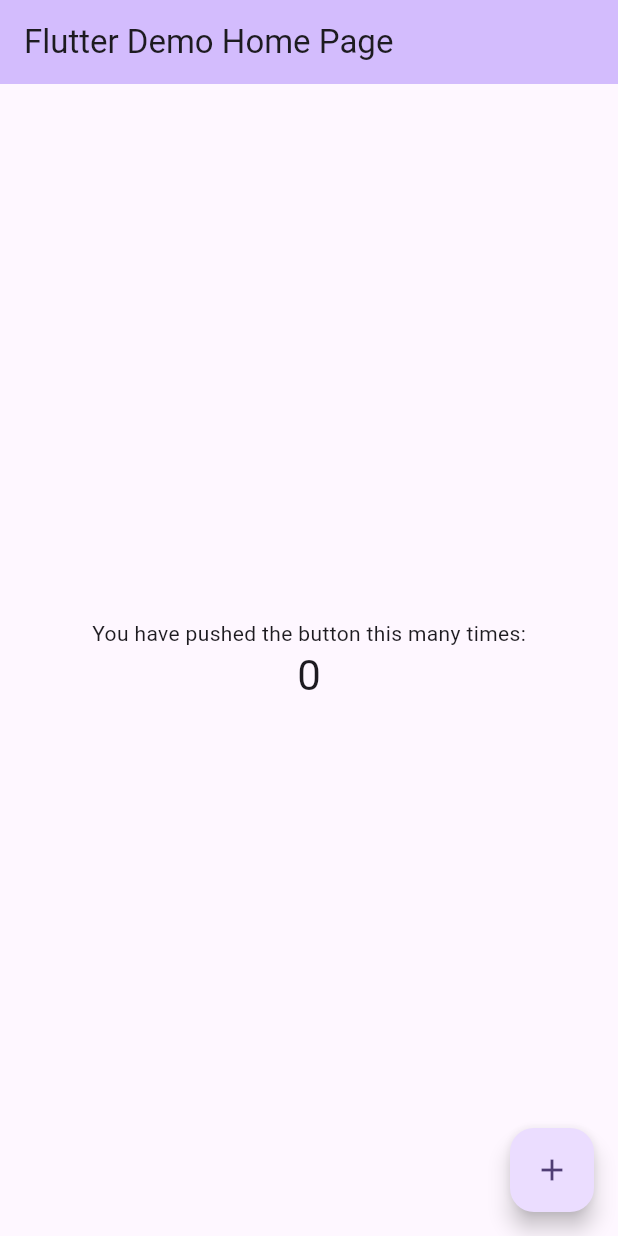
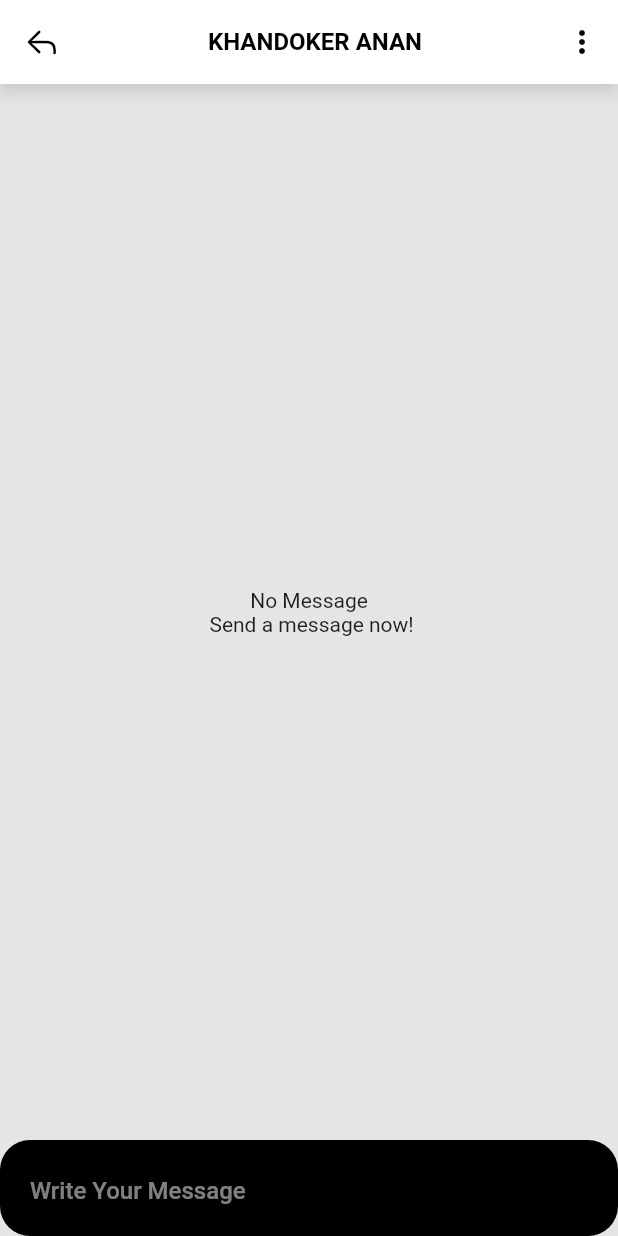
Before and after one commit to anwholesquare/flutterchat, a Flutter app: the screen it shows after launch, on a phone screen of 412 x 824 dp. Run offline on Flutter 3.47's test engine with Material 2 defaults, Android fonts, the phone set to English and light mode, and no system bars; our stand-ins replace flutter_chat_types, flutter_chat_ui.

Commit message:
Inital Chatting UI

```diff
--- a/lib/main.dart
+++ b/lib/main.dart
@@ -1,4 +1,17 @@
+import 'dart:convert';
+import 'dart:math';
+
+import 'package:flutter/cupertino.dart';
 import 'package:flutter/material.dart';
+import 'package:flutter_chat_types/flutter_chat_types.dart' as types;
+import 'package:flutter_chat_ui/flutter_chat_ui.dart';
+
+// For the testing purposes, you should probably use https://pub.dev/packages/uuid.
+String randomString() {
+  final random = Random.secure();
+  final values = List<int>.generate(16, (i) => random.nextInt(255));
+  return base64UrlEncode(values);
+}
 
 void main() {
   runApp(const MyApp());
@@ -7,119 +20,109 @@ void main() {
 class MyApp extends StatelessWidget {
   const MyApp({super.key});
 
-  // This widget is the root of your application.
   @override
-  Widget build(BuildContext context) {
-    return MaterialApp(
-      title: 'Flutter Demo',
-      theme: ThemeData(
-        // This is the theme of your application.
-        //
-        // TRY THIS: Try running your application with "flutter run". You'll see
-        // the application has a blue toolbar. Then, without quitting the app,
-        // try changing the seedColor in the colorScheme below to Colors.green
-        // and then invoke "hot reload" (save your changes or press the "hot
-        // reload" button in a Flutter-supported IDE, or press "r" if you used
-        // the command line to start the app).
-        //
-        // Notice that the counter didn't reset back to zero; the application
-        // state is not lost during the reload. To reset the state, use hot
-        // restart instead.
-        //
-        // This works for code too, not just values: Most code changes can be
-        // tested with just a hot reload.
-        colorScheme: ColorScheme.fromSeed(seedColor: Colors.deepPurple),
-        useMaterial3: true,
-      ),
-      home: const MyHomePage(title: 'Flutter Demo Home Page'),
-    );
-  }
+  Widget build(BuildContext context) =>
+      MaterialApp(
+        home: const MyHomePage(),
+        debugShowCheckedModeBanner: false,
+        theme: ThemeData (
+          primarySwatch: Colors.blue,
+        ),
+  );
 }
 
 class MyHomePage extends StatefulWidget {
-  const MyHomePage({super.key, required this.title});
-
-  // This widget is the home page of your application. It is stateful, meaning
-  // that it has a State object (defined below) that contains fields that affect
-  // how it looks.
-
-  // This class is the configuration for the state. It holds the values (in this
-  // case the title) provided by the parent (in this case the App widget) and
-  // used by the build method of the State. Fields in a Widget subclass are
-  // always marked "final".
-
-  final String title;
+  const MyHomePage({super.key});
 
   @override
   State<MyHomePage> createState() => _MyHomePageState();
 }
 
 class _MyHomePageState extends State<MyHomePage> {
-  int _counter = 0;
+  final List<types.Message> _messages = [];
+  final _user = const types.User(id: '82091008-a484-4a89-ae75-a22bf8d6f3ac');
+  final _user1 = const types.User( firstName: "Khandoker", lastName: "Anan",id: '82091008-a484-4a89-ae75-a22bf8d6f3af', imageUrl: "https://media.licdn.com/dms/image/C4D03AQEw_wsDq963ng/profile-displayphoto-shrink_800_800/0/1663692245119?e=2147483647&v=beta&t=AWgt0znny1vHUvJrQaztDu-n2VaFYZIKOONem2Mlk8k" );
+  int id = 1;
 
-  void _incrementCounter() {
+
+  void handleClick(int item) {
+    switch (item) {
+      case 0:
+        break;
+      case 1:
+        break;
+    }
+  }
+  @override
+  Widget build(BuildContext context) => Scaffold(
+        appBar: AppBar(
+          iconTheme: const IconThemeData(color: Colors.black,),
+          title: const Center(child:Text("KHANDOKER ANAN")),
+          backgroundColor: Colors.white,
+          shadowColor: Colors.white,
+          titleTextStyle: const TextStyle(color: Colors.black, fontSize: 16, fontWeight: FontWeight.bold),
+          leading: IconButton(
+            onPressed: () {},
+            icon: const Icon(CupertinoIcons.arrow_turn_up_left, color: Colors.black,),
+          ),
+          actions: [
+            PopupMenuButton<int>(
+
+              onSelected: (item) => handleClick(item),
+              itemBuilder: (context) => [
+                const PopupMenuItem<int>(value: 0, child: Text('Show Profile')),
+                const PopupMenuItem<int>(value: 1, child: Text('Mute')),
+              ],
+            ),
+          ],
+        ),
+        body: Chat(
+          showUserAvatars: true,
+          inputOptions: const InputOptions(
+              sendButtonVisibilityMode: SendButtonVisibilityMode.always,
+              autocorrect: false,
+          ),
+          showUserNames: true,
+
+          emptyState: const Center(child:Text("No Message\n Send a message now!", textAlign: TextAlign.center,)),
+          theme: const DefaultChatTheme(
+            backgroundColor:  Color.fromARGB(255, 229, 229, 229),
+            inputBackgroundColor: Colors.black,
+            inputBorderRadius: BorderRadius.all(Radius.circular(20)),
+            //inputMargin: EdgeInsets.all(20),
+            inputPadding: EdgeInsets.all(20),
+
+
+            primaryColor: Colors.black,
+            userNameTextStyle: TextStyle(color: Colors.black, fontWeight: FontWeight.bold),
+            secondaryColor: Colors.white,
+            userAvatarNameColors: [Colors.black],
+
+          ),
+          messages: _messages,
+          onSendPressed: _handleSendPressed,
+          user: _user,
+          l10n: const ChatL10nEn(
+            inputPlaceholder: 'Write Your Message',
+          ),
+        ),
+      );
+
+  void _addMessage(types.Message message) {
     setState(() {
-      // This call to setState tells the Flutter framework that something has
-      // changed in this State, which causes it to rerun the build method below
-      // so that the display can reflect the updated values. If we changed
-      // _counter without calling setState(), then the build method would not be
-      // called again, and so nothing would appear to happen.
-      _counter++;
+      _messages.insert(0, message);
     });
   }
 
-  @override
-  Widget build(BuildContext context) {
-    // This method is rerun every time setState is called, for instance as done
-    // by the _incrementCounter method above.
-    //
-    // The Flutter framework has been optimized to make rerunning build methods
-    // fast, so that you can just rebuild anything that needs updating rather
-    // than having to individually change instances of widgets.
-    return Scaffold(
-      appBar: AppBar(
-        // TRY THIS: Try changing the color here to a specific color (to
-        // Colors.amber, perhaps?) and trigger a hot reload to see the AppBar
-        // change color while the other colors stay the same.
-        backgroundColor: Theme.of(context).colorScheme.inversePrimary,
-        // Here we take the value from the MyHomePage object that was created by
-        // the App.build method, and use it to set our appbar title.
-        title: Text(widget.title),
-      ),
-      body: Center(
-        // Center is a layout widget. It takes a single child and positions it
-        // in the middle of the parent.
-        child: Column(
-          // Column is also a layout widget. It takes a list of children and
-          // arranges them vertically. By default, it sizes itself to fit its
-          // children horizontally, and tries to be as tall as its parent.
-          //
-          // Column has various properties to control how it sizes itself and
-          // how it positions its children. Here we use mainAxisAlignment to
-          // center the children vertically; the main axis here is the vertical
-          // axis because Columns are vertical (the cross axis would be
-          // horizontal).
-          //
-          // TRY THIS: Invoke "debug painting" (choose the "Toggle Debug Paint"
-          // action in the IDE, or press "p" in the console), to see the
-          // wireframe for each widget.
-          mainAxisAlignment: MainAxisAlignment.center,
-          children: <Widget>[
-            const Text(
-              'You have pushed the button this many times:',
-            ),
-            Text(
-              '$_counter',
-              style: Theme.of(context).textTheme.headlineMedium,
-            ),
-          ],
-        ),
-      ),
-      floatingActionButton: FloatingActionButton(
-        onPressed: _incrementCounter,
-        tooltip: 'Increment',
-        child: const Icon(Icons.add),
-      ), // This trailing comma makes auto-formatting nicer for build methods.
+  void _handleSendPressed(types.PartialText message) {
+    final textMessage = types.TextMessage(
+      author: (id % 2 == 0) ? _user : _user1,
+      createdAt: DateTime.now().millisecondsSinceEpoch,
+      id: randomString(),
+      text: message.text,
     );
+
+    _addMessage(textMessage);
+    id++;
   }
 }
--- a/pubspec.yaml
+++ b/pubspec.yaml
@@ -34,7 +34,8 @@ dependencies:
 
   # The following adds the Cupertino Icons font to your application.
   # Use with the CupertinoIcons class for iOS style icons.
-  cupertino_icons: ^1.0.2
+  cupertino_icons: ^1.0.6
+  flutter_chat_ui: ^1.6.9
 
 dev_dependencies:
   flutter_test:
```
Also changed, not shown: pubspec.lock, screenshot.png (added), 15 other files.
